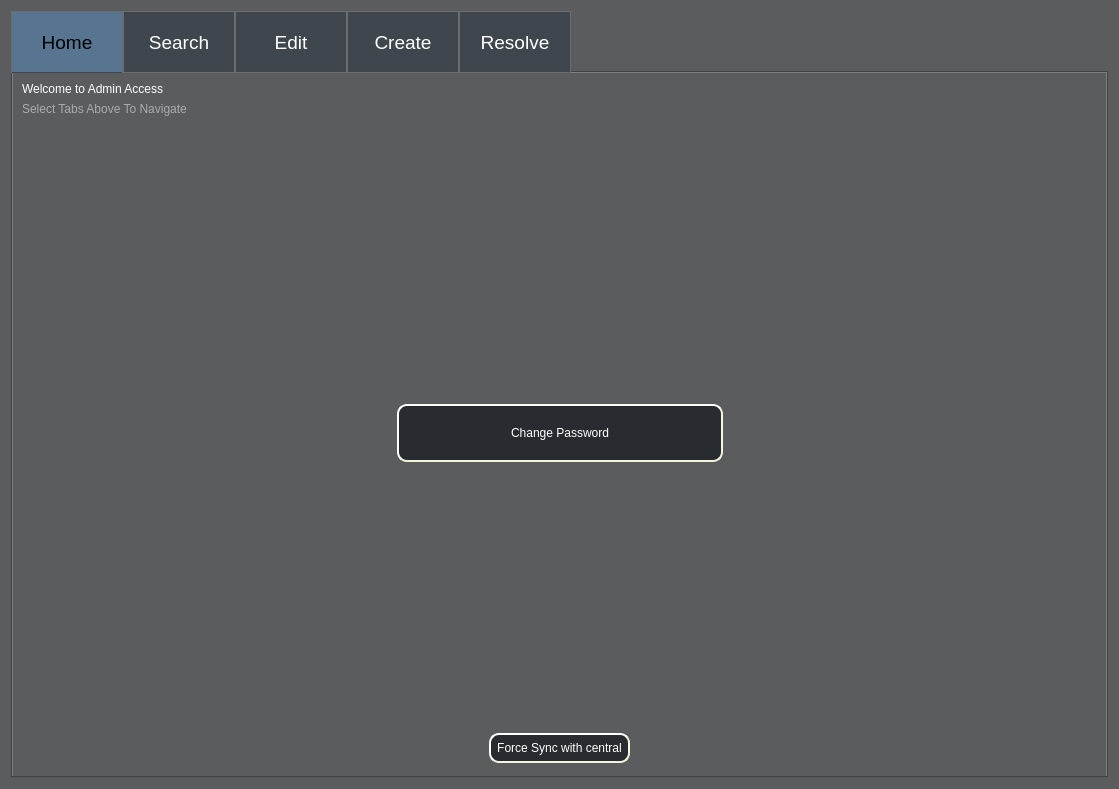
First picture: the form in ui/Admin_Level2_Access.ui, repository Capstone-RFID/Code, before the edit.
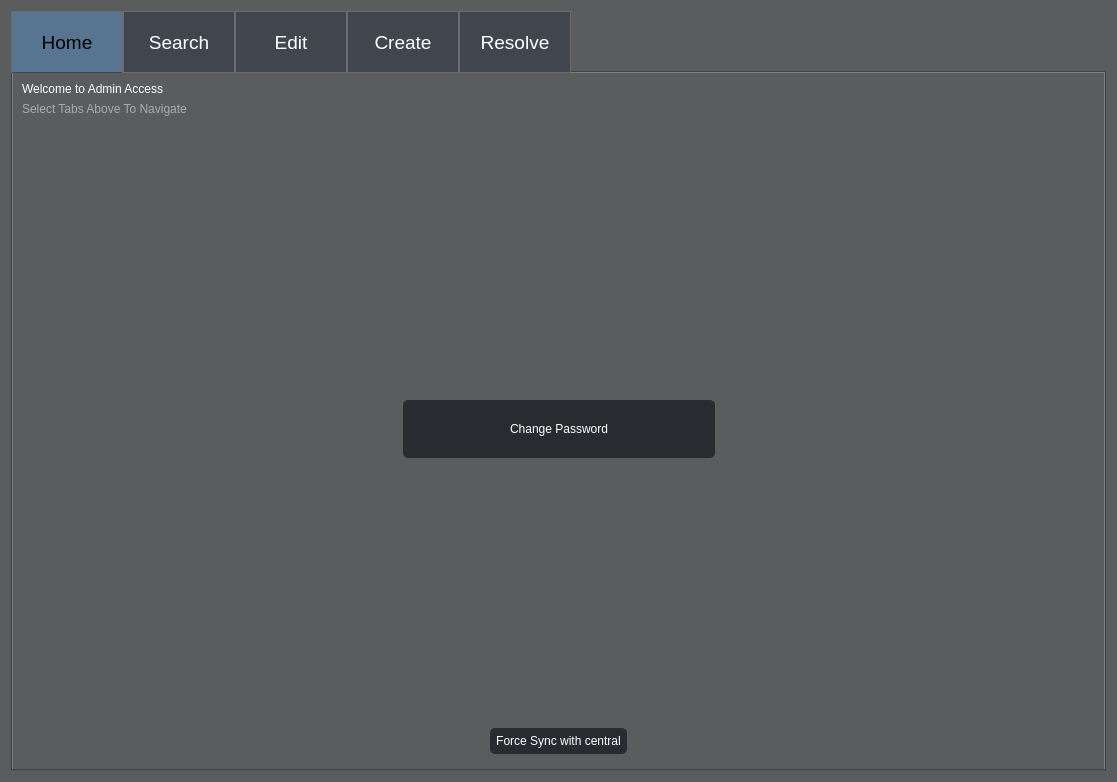
Second picture: the form after the edit. The open tabs and pages were chosen to show the change.

Commit message: Changed button stylesheets

Diff of the .ui file:
```diff
--- a/ui/Admin_Level2_Access.ui
+++ b/ui/Admin_Level2_Access.ui
@@ -6,8 +6,8 @@
    <rect>
     <x>0</x>
     <y>0</y>
-    <width>1119</width>
-    <height>789</height>
+    <width>1117</width>
+    <height>782</height>
    </rect>
   </property>
   <property name="windowTitle">
@@ -257,7 +257,7 @@
           <widget class="QPushButton" name="Home_ChangePassword_Button">
            <property name="minimumSize">
             <size>
-             <width>326</width>
+             <width>312</width>
              <height>58</height>
             </size>
            </property>
@@ -269,15 +269,12 @@
            </property>
            <property name="styleSheet">
             <string notr="true">QPushButton#Home_ChangePassword_Button {
-background-color: #282c30;
-color: rgb(255, 255, 255);
-border-style: outset;
-border-width: 2px;
-border-radius: 10px;
-border-color: beige;
-font: 26pt &quot;MS Shell Dlg 2&quot;;
-min-width: 10em;
-padding: 6px;
+	padding: 6px;
+	font: 26pt &quot;Arial&quot;;
+	color: white;
+	background-color: #282c30;
+	border-radius: 5px;
+	min-width: 10em;
 }
 QPushButton#Home_ChangePassword_Button:pressed {
 	background-color: #577590;
@@ -336,15 +333,13 @@
           <widget class="QPushButton" name="Home_Force_Sync_Button">
            <property name="styleSheet">
             <string notr="true">QPushButton#Home_Force_Sync_Button {
-background-color: #282c30;
-color: rgb(255, 255, 255);
-border-style: outset;
-border-width: 2px;
-border-radius: 10px;
-border-color: beige;
-font: 26pt &quot;MS Shell Dlg 2&quot;;
-min-width: 10em;
-padding: 6px;
+	padding: 6px;
+	font: 26pt &quot;Arial&quot;;
+	color: white;
+	background-color: #282c30;
+	border-radius: 5px;
+	min-width: 10em;
+
 }
 QPushButton#Home_Force_Sync_Button:pressed {
 	background-color: #577590;
```
Left out of the diff: 48 changed lines with no effect on the pictures. The commit also changes 1 other file.
